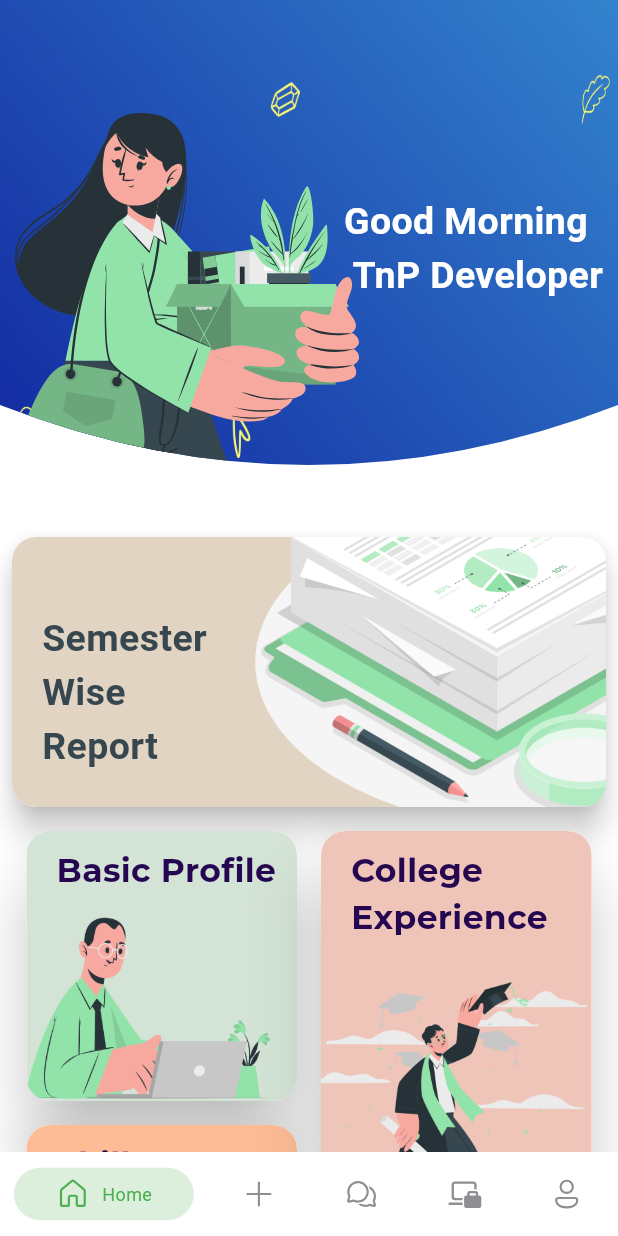
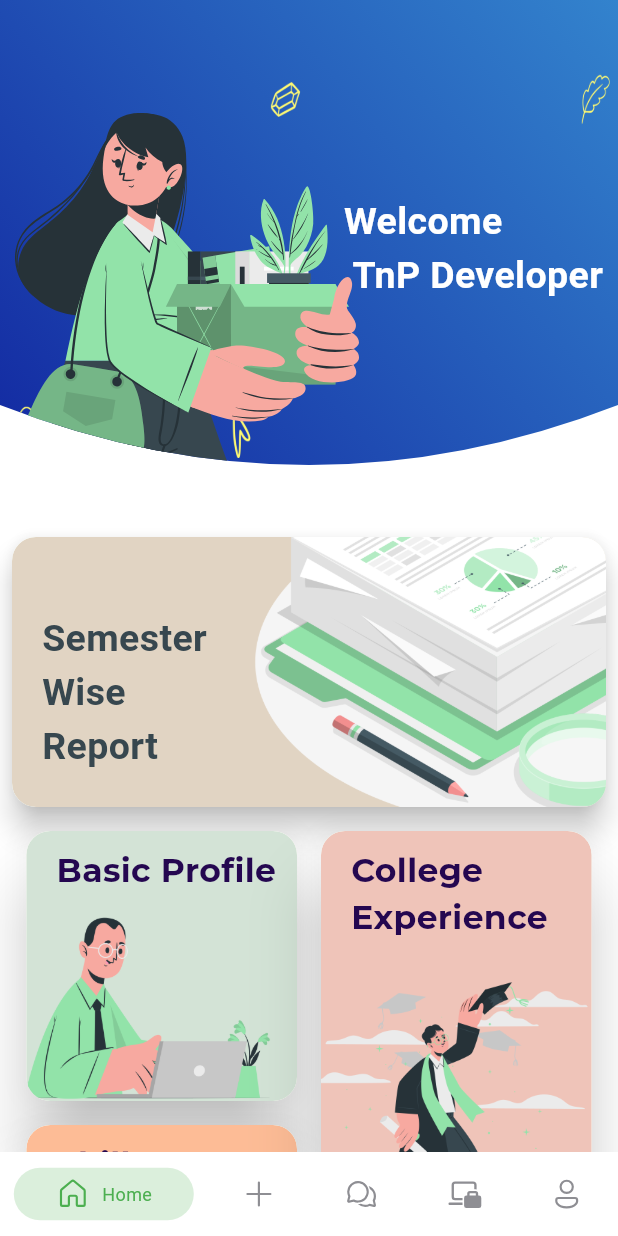
Before and after one commit to Vaibhavyadav350/tnp_kiit, a Flutter app: the screen it shows after launch, on a phone screen of 412 x 824 dp. Run offline on Flutter 3.47's test engine with Material 3 defaults, Android fonts, the light colour scheme and no system bars; drawn by our look-alikes of persistent_bottom_nav_bar_v2; our stand-ins replace awesome_snackbar_content, cloud_firestore, file_picker, firebase_auth, firebase_core, firebase_storage and 9 more; missing offline and left inert: flutter_launcher_icons, flutter_slimy_card, inkblob_navigation_bar; accounts and stored records are empty; project files that could hold a hidden picture were left out.

```diff
--- a/lib/user/home/nav/newhomescreen.dart
+++ b/lib/user/home/nav/newhomescreen.dart
@@ -45,7 +45,7 @@ class HomeScreen extends StatelessWidget {
                       right: 10,
                       top: 130,
                       child: Text(
-                        "Good Morning\n TnP Developer",
+                        "Welcome\n TnP Developer",
                         style: TextStyle(
                             fontWeight: FontWeight.bold,
                             color: Colors.white,
```
